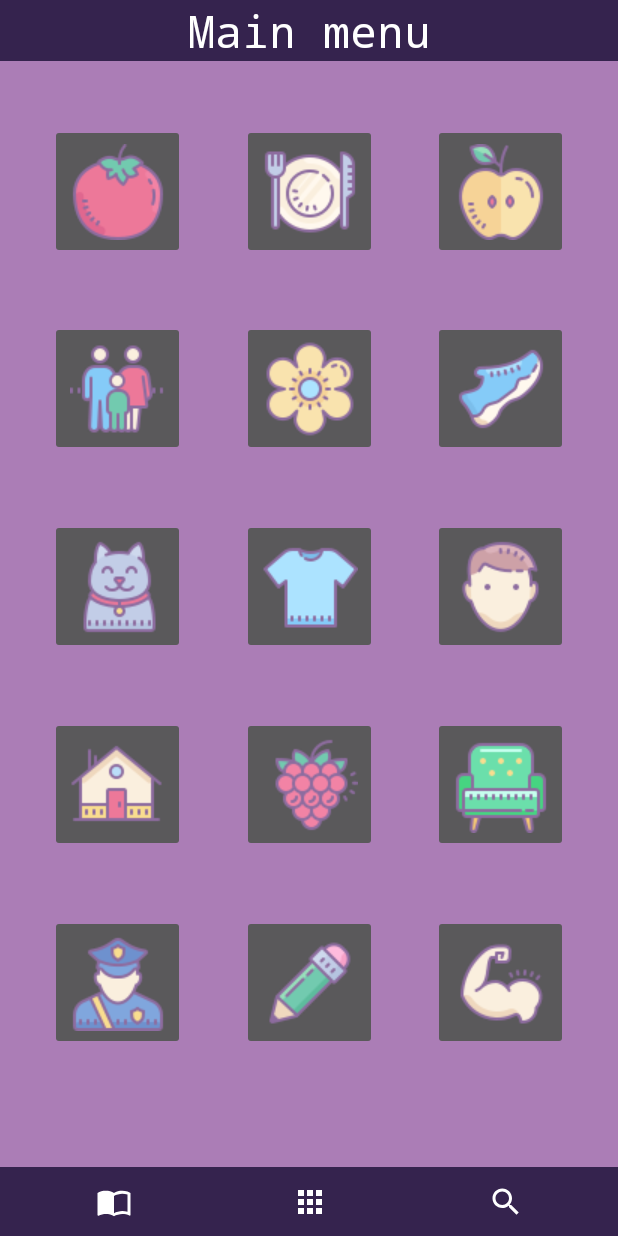
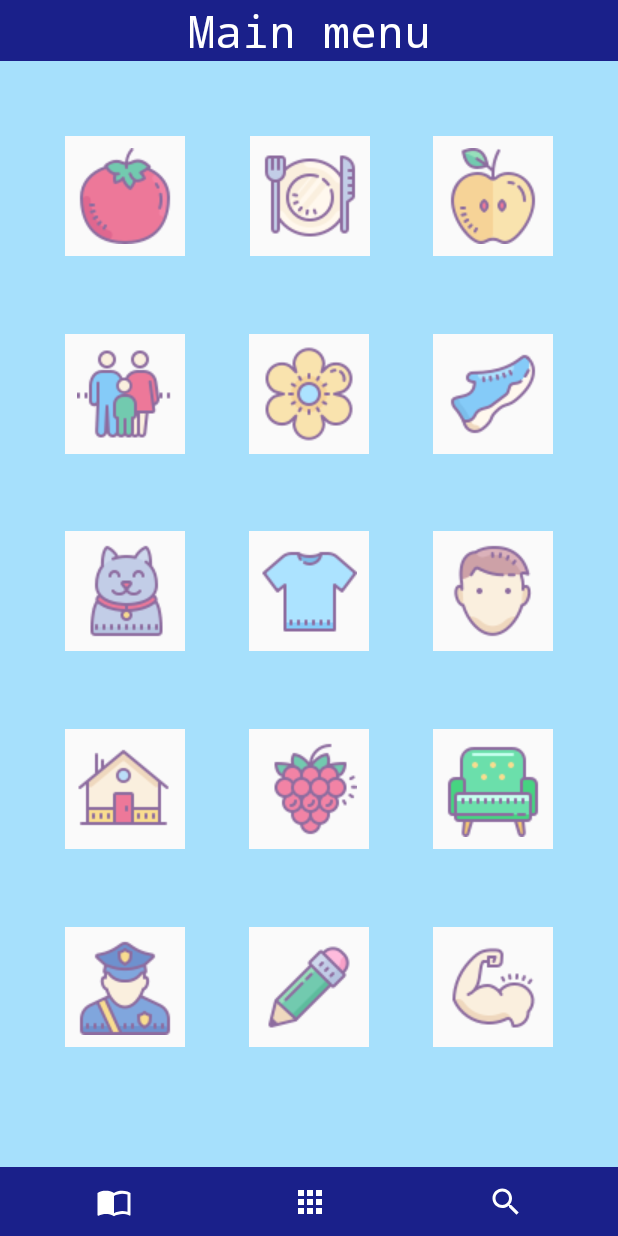
Before and after one commit to Anastasia-98Moiseeva/words-learning, an Android app: the screen it shows after launch (MainApplication), after a tap on "WORDS", on a phone screen of 412 x 824 dp. Run offline under Robolectric (Android 15) with nearby library versions, the phone set to English and light mode, and no system bars.

Commit message:
fix color

```diff
--- a/app/src/main/res/layout/fragment_main.xml
+++ b/app/src/main/res/layout/fragment_main.xml
@@ -63,7 +63,10 @@
 
     <Button
             android:text="Button"
+            android:textColor="@color/text"
+            style="@android:style/TextAppearance.Medium"
             android:id="@+id/button4"
+            android:background="@color/button"
             app:layout_constraintEnd_toEndOf="parent"
             android:layout_height="wrap_content"
             app:layout_constraintHorizontal_bias="0.0"
@@ -72,7 +75,10 @@
             app:layout_constraintTop_toTopOf="@+id/guideline3" android:layout_width="0dp"/>
     <Button
             android:text="Button"
+            android:textColor="@color/text"
+            style="@android:style/TextAppearance.Medium"
             android:id="@+id/button1"
+            android:background="@color/button"
             android:layout_height="wrap_content"
             app:layout_constraintTop_toTopOf="@+id/guideline"
             app:layout_constraintStart_toStartOf="@+id/guideline5"
@@ -80,7 +86,10 @@
 
     <Button
             android:text="Button"
+            android:textColor="@color/text"
+            style="@android:style/TextAppearance.Medium"
             android:id="@+id/button3"
+            android:background="@color/button"
             app:layout_constraintTop_toTopOf="@+id/guideline2"
             app:layout_constraintEnd_toStartOf="@+id/guideline4"
             app:layout_constraintStart_toStartOf="@+id/guideline5" android:layout_height="wrap_content"
@@ -88,7 +97,10 @@
 
     <Button
             android:text="Button"
+            android:textColor="@color/text"
             android:id="@+id/button2"
+            style="@android:style/TextAppearance.Medium"
+            android:background="@color/button"
             app:layout_constraintStart_toStartOf="@+id/guideline5"
             android:layout_height="wrap_content"
             app:layout_constraintHorizontal_bias="0.0"
--- a/app/src/main/res/layout/fragment_words.xml
+++ b/app/src/main/res/layout/fragment_words.xml
@@ -40,47 +40,49 @@
             android:layout_width="wrap_content"
             android:layout_height="wrap_content"
             android:orientation="horizontal"
-            app:layout_constraintGuide_percent="0.1"/>
+            app:layout_constraintGuide_percent="0.11"/>
 
     <android.support.constraint.Guideline
             android:id="@+id/guideline4"
             android:layout_width="wrap_content"
             android:layout_height="wrap_content"
             android:orientation="horizontal"
-            app:layout_constraintGuide_percent="0.26"/>
+            app:layout_constraintGuide_percent="0.27"/>
 
     <android.support.constraint.Guideline
             android:id="@+id/guideline5"
             android:layout_width="wrap_content"
             android:layout_height="wrap_content"
             android:orientation="horizontal"
-            app:layout_constraintGuide_percent="0.42"/>
+            app:layout_constraintGuide_percent="0.43"/>
 
     <android.support.constraint.Guideline
             android:id="@+id/guideline6"
             android:layout_width="wrap_content"
             android:layout_height="wrap_content"
             android:orientation="horizontal"
-            app:layout_constraintGuide_percent="0.58"/>
+            app:layout_constraintGuide_percent="0.59"/>
 
     <android.support.constraint.Guideline
             android:id="@+id/guideline7"
             android:layout_width="wrap_content"
             android:layout_height="wrap_content"
             android:orientation="horizontal"
-            app:layout_constraintGuide_percent="0.74"/>
+            app:layout_constraintGuide_percent="0.75"/>
 
     <ImageButton
-            android:layout_width="90dp"
-            android:layout_height="90dp"
+            android:layout_width="80dp"
+            android:layout_height="80dp"
+            android:background="@color/button"
             app:srcCompat="@drawable/ic_animal1"
             android:id="@+id/imageButton"
             app:layout_constraintEnd_toStartOf="@+id/guideline"
             app:layout_constraintTop_toTopOf="@+id/guideline5"/>
 
     <ImageButton
-            android:layout_width="90dp"
-            android:layout_height="90dp"
+            android:layout_width="80dp"
+            android:layout_height="80dp"
+            android:background="@color/button"
             app:srcCompat="@drawable/ic_berry1"
             android:id="@+id/imageButton2"
             app:layout_constraintTop_toTopOf="@+id/guideline6" app:layout_constraintEnd_toStartOf="@+id/guideline1"
@@ -88,24 +90,26 @@
             android:layout_marginStart="8dp"/>
 
     <ImageButton
-            android:layout_width="90dp"
-            android:layout_height="90dp"
+            android:layout_width="80dp"
+            android:layout_height="80dp"
+            android:background="@color/button"
             app:srcCompat="@drawable/ic_home1"
             android:id="@+id/imageButton3"
             app:layout_constraintEnd_toStartOf="@+id/guideline"
             app:layout_constraintTop_toTopOf="@+id/guideline6"/>
 
     <ImageButton
-            android:layout_width="90dp"
-            android:layout_height="90dp"
+            android:layout_width="80dp"
+            android:layout_height="80dp"
+            android:background="@color/button"
             app:srcCompat="@drawable/ic_body1"
             android:id="@+id/imageButton4"
-            app:layout_constraintTop_toTopOf="@+id/guideline7" app:layout_constraintStart_toStartOf="@+id/guideline1"
-    />
+            app:layout_constraintTop_toTopOf="@+id/guideline7" app:layout_constraintStart_toStartOf="@+id/guideline1"/>
 
     <ImageButton
-            android:layout_width="90dp"
-            android:layout_height="90dp"
+            android:layout_width="80dp"
+            android:layout_height="80dp"
+            android:background="@color/button"
             app:srcCompat="@drawable/ic_clothes1"
             android:id="@+id/imageButton5"
             app:layout_constraintTop_toTopOf="@+id/guideline5" app:layout_constraintEnd_toStartOf="@+id/guideline1"
@@ -113,22 +117,25 @@
             android:layout_marginStart="8dp"/>
 
     <ImageButton
-            android:layout_width="90dp"
-            android:layout_height="90dp"
+            android:layout_width="80dp"
+            android:layout_height="80dp"
+            android:background="@color/button"
             app:srcCompat="@drawable/ic_face1"
             android:id="@+id/imageButton9" app:layout_constraintStart_toStartOf="@+id/guideline1"
             app:layout_constraintTop_toTopOf="@+id/guideline5"/>
 
     <ImageButton
-            android:layout_width="90dp"
-            android:layout_height="90dp"
+            android:layout_width="80dp"
+            android:layout_height="80dp"
+            android:background="@color/button"
             app:srcCompat="@drawable/ic_family1"
             android:id="@+id/imageButton10" app:layout_constraintEnd_toStartOf="@+id/guideline"
             app:layout_constraintTop_toTopOf="@+id/guideline4"/>
 
     <ImageButton
-            android:layout_width="90dp"
-            android:layout_height="90dp"
+            android:layout_width="80dp"
+            android:layout_height="80dp"
+            android:background="@color/button"
             app:srcCompat="@drawable/ic_flower1"
             android:id="@+id/imageButton11"
             app:layout_constraintTop_toTopOf="@+id/guideline4" app:layout_constraintEnd_toStartOf="@+id/guideline1"
@@ -136,23 +143,25 @@
             android:layout_marginStart="8dp"/>
 
     <ImageButton
-            android:layout_width="90dp"
-            android:layout_height="90dp"
+            android:layout_width="80dp"
+            android:layout_height="80dp"
+            android:background="@color/button"
             app:srcCompat="@drawable/ic_footwear1"
             android:id="@+id/imageButton12" app:layout_constraintStart_toStartOf="@+id/guideline1"
             app:layout_constraintTop_toTopOf="@+id/guideline4"/>
 
     <ImageButton
-            android:layout_width="90dp"
-            android:layout_height="90dp"
+            android:layout_width="80dp"
+            android:layout_height="80dp"
+            android:background="@color/button"
             app:srcCompat="@drawable/ic_furniture1"
             android:id="@+id/imageButton13"
-            app:layout_constraintTop_toTopOf="@+id/guideline6" app:layout_constraintStart_toStartOf="@+id/guideline1"
-    />
+            app:layout_constraintTop_toTopOf="@+id/guideline6" app:layout_constraintStart_toStartOf="@+id/guideline1"/>
 
     <ImageButton
-            android:layout_width="90dp"
-            android:layout_height="90dp"
+            android:layout_width="80dp"
+            android:layout_height="80dp"
+            android:background="@color/button"
             app:srcCompat="@drawable/ic_stationery1"
             android:id="@+id/imageButton14"
             app:layout_constraintTop_toTopOf="@+id/guideline7" app:layout_constraintEnd_toStartOf="@+id/guideline1"
@@ -160,34 +169,40 @@
             android:layout_marginStart="8dp"/>
 
     <ImageButton
-            android:layout_width="90dp"
-            android:layout_height="90dp"
+            android:layout_width="80dp"
+            android:layout_height="80dp"
+            android:background="@color/button"
             app:srcCompat="@drawable/ic_vegetable1"
             android:id="@+id/imageButton15"
             app:layout_constraintTop_toTopOf="@+id/guideline2"
             app:layout_constraintEnd_toStartOf="@+id/guideline"/>
 
     <ImageButton
-            android:layout_width="90dp"
-            android:layout_height="90dp"
+            android:layout_width="80dp"
+            android:layout_height="80dp"
+            android:background="@color/button"
             app:srcCompat="@drawable/ic_profession1"
             android:id="@+id/imageButton16" app:layout_constraintEnd_toStartOf="@+id/guideline"
             app:layout_constraintTop_toTopOf="@+id/guideline7"/>
 
     <ImageButton
-            android:layout_width="90dp"
-            android:layout_height="90dp"
+            android:layout_width="80dp"
+            android:layout_height="80dp"
+            android:background="@color/button"
             app:srcCompat="@drawable/ic_fruit1"
             android:id="@+id/imageButton17" app:layout_constraintStart_toStartOf="@+id/guideline1"
             app:layout_constraintTop_toTopOf="@+id/guideline2"/>
 
     <ImageButton
-            android:layout_width="90dp"
-            android:layout_height="90dp"
+            android:layout_width="80dp"
+            android:layout_height="80dp"
+            android:background="@color/button"
             app:srcCompat="@drawable/ic_cutlery1"
             android:id="@+id/imageButton18"
-            app:layout_constraintTop_toTopOf="@+id/guideline2" app:layout_constraintEnd_toStartOf="@+id/guideline1"
+            app:layout_constraintEnd_toStartOf="@+id/guideline1"
             android:layout_marginEnd="8dp" app:layout_constraintStart_toStartOf="@+id/guideline"
-            android:layout_marginStart="8dp"/>
+            android:layout_marginStart="8dp"
+            app:layout_constraintHorizontal_bias="0.507"
+            app:layout_constraintTop_toTopOf="@+id/guideline2"/>
 
 </android.support.constraint.ConstraintLayout>
--- a/app/src/main/res/values/colors.xml
+++ b/app/src/main/res/values/colors.xml
@@ -3,6 +3,8 @@
     <color name="colorPrimary">#008577</color>
     <color name="colorPrimaryDark">#00574B</color>
     <color name="colorAccent">#D81B60</color>
-    <color name="screenBackground">#AB7DB6</color>
-    <color name="headlineBackground">#35234E</color>
+    <color name="screenBackground">#A6E0FC</color>
+    <color name="headlineBackground">#1A208A</color>
+    <color name="button">#FAFAFA</color>
+    <color name="text">#010614</color>
 </resources>
```
